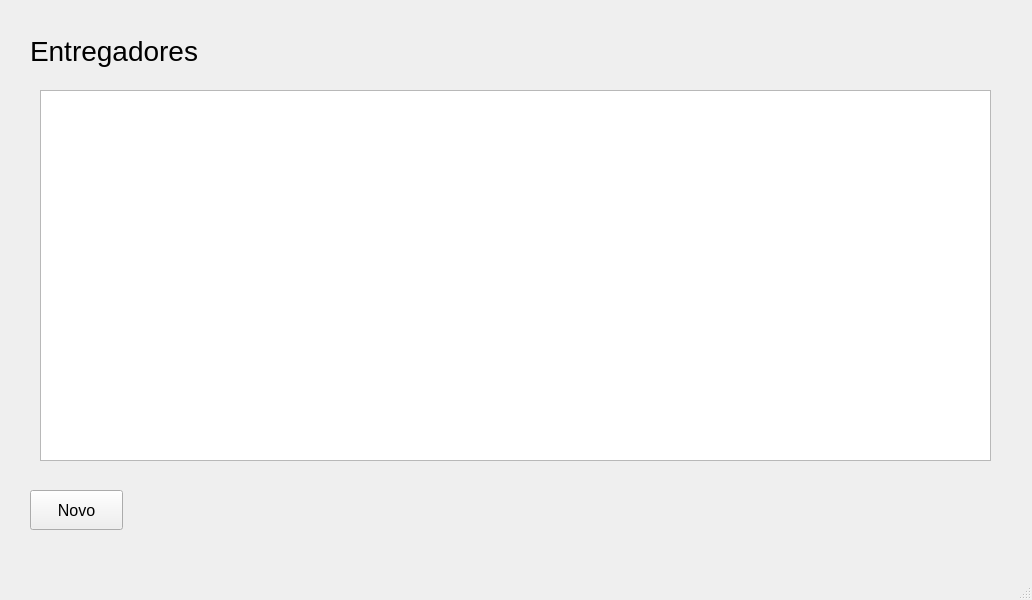
Qt form lista_entregadores.ui (DanPS-SM/app_delivery_2) before a commit.
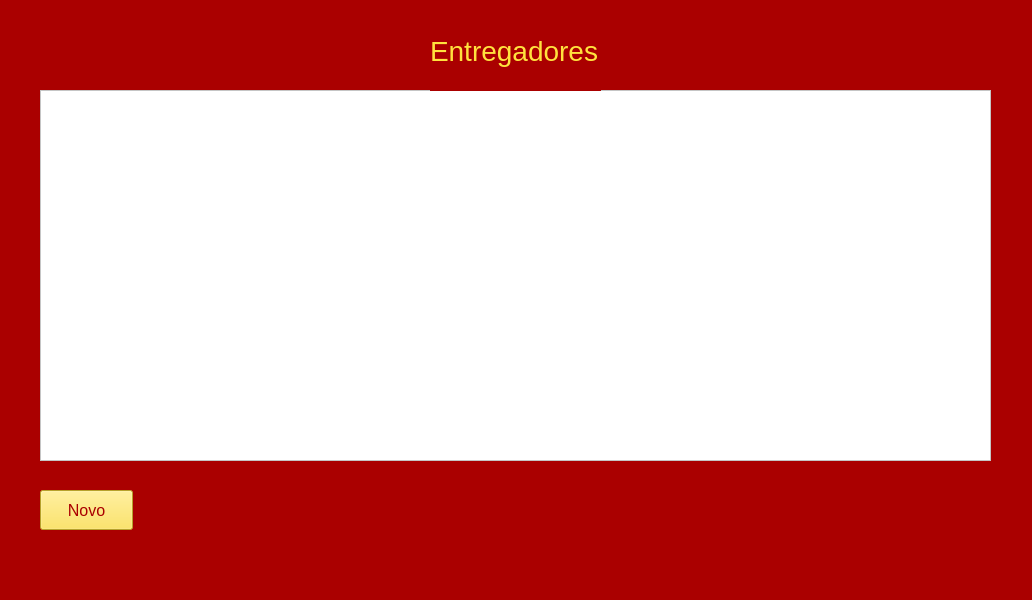
The same form after that commit.

What changed in the file:
```diff
--- a/lista_entregadores.ui
+++ b/lista_entregadores.ui
@@ -13,6 +13,9 @@
   <property name="windowTitle">
    <string>MainWindow</string>
   </property>
+  <property name="styleSheet">
+   <string notr="true">background-color: rgb(170, 0, 0);</string>
+  </property>
   <widget class="QWidget" name="centralwidget">
    <widget class="QTableWidget" name="tableWidget">
     <property name="geometry">
@@ -23,16 +26,137 @@
       <height>371</height>
      </rect>
     </property>
+    <property name="styleSheet">
+     <string notr="true">background-color: rgb(255, 255, 255);</string>
+    </property>
    </widget>
    <widget class="QLabel" name="label">
     <property name="geometry">
      <rect>
-      <x>30</x>
+      <x>430</x>
       <y>10</y>
-      <width>221</width>
+      <width>171</width>
       <height>81</height>
      </rect>
     </property>
+    <property name="palette">
+     <palette>
+      <active>
+       <colorrole role="WindowText">
+        <brush brushstyle="SolidPattern">
+         <color alpha="255">
+          <red>255</red>
+          <green>226</green>
+          <blue>62</blue>
+         </color>
+        </brush>
+       </colorrole>
+       <colorrole role="Button">
+        <brush brushstyle="SolidPattern">
+         <color alpha="255">
+          <red>170</red>
+          <green>0</green>
+          <blue>0</blue>
+         </color>
+        </brush>
+       </colorrole>
+       <colorrole role="Base">
+        <brush brushstyle="SolidPattern">
+         <color alpha="255">
+          <red>170</red>
+          <green>0</green>
+          <blue>0</blue>
+         </color>
+        </brush>
+       </colorrole>
+       <colorrole role="Window">
+        <brush brushstyle="SolidPattern">
+         <color alpha="255">
+          <red>170</red>
+          <green>0</green>
+          <blue>0</blue>
+         </color>
+        </brush>
+       </colorrole>
+      </active>
+      <inactive>
+       <colorrole role="WindowText">
+        <brush brushstyle="SolidPattern">
+         <color alpha="255">
+          <red>255</red>
+          <green>226</green>
+          <blue>62</blue>
+         </color>
+        </brush>
+       </colorrole>
+       <colorrole role="Button">
+        <brush brushstyle="SolidPattern">
+         <color alpha="255">
+          <red>170</red>
+          <green>0</green>
+          <blue>0</blue>
+         </color>
+        </brush>
+       </colorrole>
+       <colorrole role="Base">
+        <brush brushstyle="SolidPattern">
+         <color alpha="255">
+          <red>170</red>
+          <green>0</green>
+          <blue>0</blue>
+         </color>
+        </brush>
+       </colorrole>
+       <colorrole role="Window">
+        <brush brushstyle="SolidPattern">
+         <color alpha="255">
+          <red>170</red>
+          <green>0</green>
+          <blue>0</blue>
+         </color>
+        </brush>
+       </colorrole>
+      </inactive>
+      <disabled>
+       <colorrole role="WindowText">
+        <brush brushstyle="SolidPattern">
+         <color alpha="255">
+          <red>120</red>
+          <green>120</green>
+          <blue>120</blue>
+         </color>
+        </brush>
+       </colorrole>
+       <colorrole role="Button">
+        <brush brushstyle="SolidPattern">
+         <color alpha="255">
+          <red>170</red>
+          <green>0</green>
+          <blue>0</blue>
+         </color>
+        </brush>
+       </colorrole>
+       <colorrole role="Base">
+        <brush brushstyle="SolidPattern">
+         <color alpha="255">
+          <red>170</red>
+          <green>0</green>
+          <blue>0</blue>
+         </color>
+        </brush>
+       </colorrole>
+       <colorrole role="Window">
+        <brush brushstyle="SolidPattern">
+         <color alpha="255">
+          <red>170</red>
+          <green>0</green>
+          <blue>0</blue>
+         </color>
+        </brush>
+       </colorrole>
+      </disabled>
+     </palette>
+    </property>
     <property name="font">
      <font>
       <pointsize>21</pointsize>
@@ -45,17 +169,165 @@
    <widget class="QPushButton" name="pushButton">
     <property name="geometry">
      <rect>
-      <x>30</x>
+      <x>40</x>
       <y>490</y>
       <width>93</width>
       <height>40</height>
      </rect>
     </property>
+    <property name="palette">
+     <palette>
+      <active>
+       <colorrole role="WindowText">
+        <brush brushstyle="SolidPattern">
+         <color alpha="255">
+          <red>170</red>
+          <green>0</green>
+          <blue>0</blue>
+         </color>
+        </brush>
+       </colorrole>
+       <colorrole role="Button">
+        <brush brushstyle="SolidPattern">
+         <color alpha="255">
+          <red>255</red>
+          <green>226</green>
+          <blue>62</blue>
+         </color>
+        </brush>
+       </colorrole>
+       <colorrole role="ButtonText">
+        <brush brushstyle="SolidPattern">
+         <color alpha="255">
+          <red>170</red>
+          <green>0</green>
+          <blue>0</blue>
+         </color>
+        </brush>
+       </colorrole>
+       <colorrole role="Base">
+        <brush brushstyle="SolidPattern">
+         <color alpha="255">
+          <red>255</red>
+          <green>226</green>
+          <blue>62</blue>
+         </color>
+        </brush>
+       </colorrole>
+       <colorrole role="Window">
+        <brush brushstyle="SolidPattern">
+         <color alpha="255">
+          <red>255</red>
+          <green>226</green>
+          <blue>62</blue>
+         </color>
+        </brush>
+       </colorrole>
+      </active>
+      <inactive>
+       <colorrole role="WindowText">
+        <brush brushstyle="SolidPattern">
+         <color alpha="255">
+          <red>170</red>
+          <green>0</green>
+          <blue>0</blue>
+         </color>
+        </brush>
+       </colorrole>
+       <colorrole role="Button">
+        <brush brushstyle="SolidPattern">
+         <color alpha="255">
+          <red>255</red>
+          <green>226</green>
+          <blue>62</blue>
+         </color>
+        </brush>
+       </colorrole>
+       <colorrole role="ButtonText">
+        <brush brushstyle="SolidPattern">
+         <color alpha="255">
+          <red>170</red>
+          <green>0</green>
+          <blue>0</blue>
+         </color>
+        </brush>
+       </colorrole>
+       <colorrole role="Base">
+        <brush brushstyle="SolidPattern">
+         <color alpha="255">
+          <red>255</red>
+          <green>226</green>
+          <blue>62</blue>
+         </color>
+        </brush>
+       </colorrole>
+       <colorrole role="Window">
+        <brush brushstyle="SolidPattern">
+         <color alpha="255">
+          <red>255</red>
+          <green>226</green>
+          <blue>62</blue>
+         </color>
+        </brush>
+       </colorrole>
+      </inactive>
+      <disabled>
+       <colorrole role="WindowText">
+        <brush brushstyle="SolidPattern">
+         <color alpha="255">
+          <red>120</red>
+          <green>120</green>
+          <blue>120</blue>
+         </color>
+        </brush>
+       </colorrole>
+       <colorrole role="Button">
+        <brush brushstyle="SolidPattern">
+         <color alpha="255">
+          <red>255</red>
+          <green>226</green>
+          <blue>62</blue>
+         </color>
+        </brush>
+       </colorrole>
+       <colorrole role="ButtonText">
+        <brush brushstyle="SolidPattern">
+         <color alpha="255">
+          <red>120</red>
+          <green>120</green>
+          <blue>120</blue>
+         </color>
+        </brush>
+       </colorrole>
+       <colorrole role="Base">
+        <brush brushstyle="SolidPattern">
+         <color alpha="255">
+          <red>255</red>
+          <green>226</green>
+          <blue>62</blue>
+         </color>
+        </brush>
+       </colorrole>
+       <colorrole role="Window">
+        <brush brushstyle="SolidPattern">
+         <color alpha="255">
+          <red>255</red>
+          <green>226</green>
+          <blue>62</blue>
+         </color>
+        </brush>
+       </colorrole>
+      </disabled>
+     </palette>
+    </property>
     <property name="font">
      <font>
       <pointsize>12</pointsize>
      </font>
     </property>
+    <property name="styleSheet">
+     <string notr="true">background-color: rgb(255, 226, 62);</string>
+    </property>
     <property name="text">
      <string>Novo</string>
     </property>
```
Left out of the diff: 10 changed lines with no effect on the pictures.
